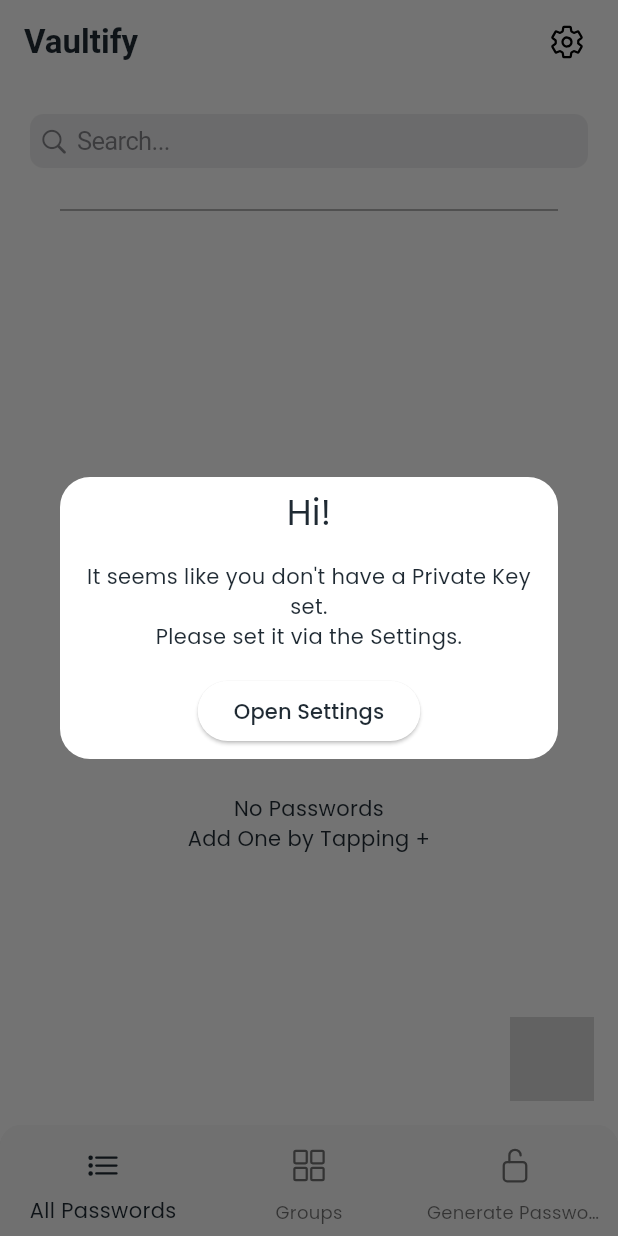
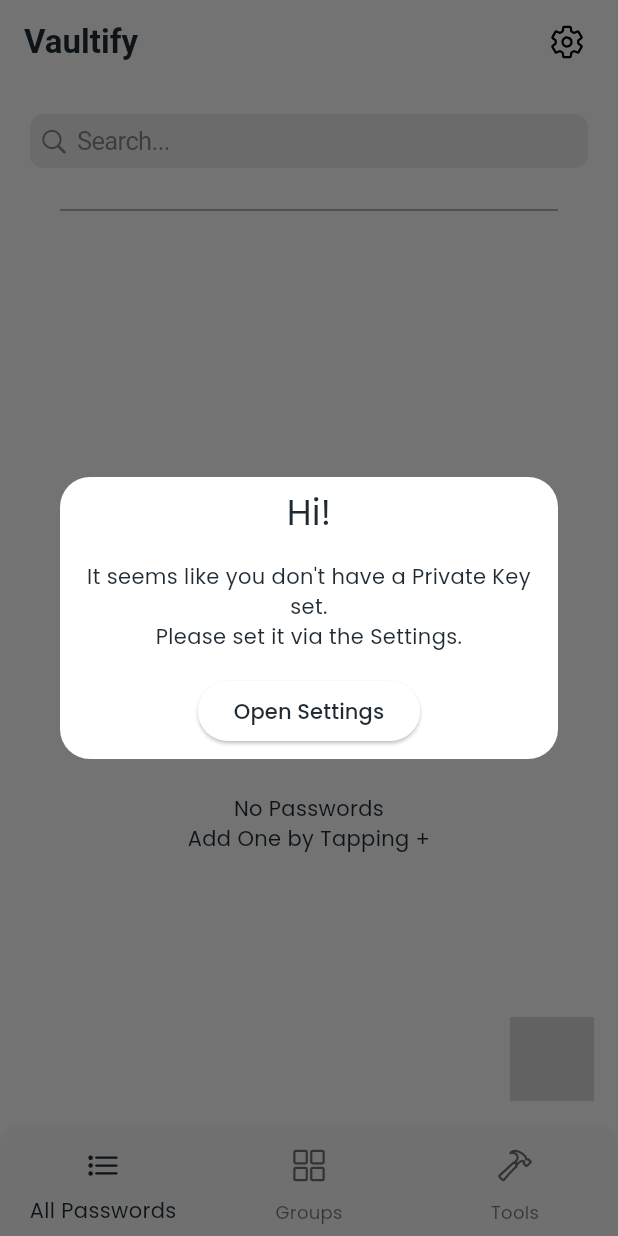
Before and after one commit to danfq/Vaultify, a Flutter app: the Vaultify screen opened directly, on a phone screen of 412 x 824 dp. Run offline on Flutter 3.47's test engine with Material 3 defaults, Android fonts, the phone set to English and light mode, and no system bars; drawn by our look-alikes of lottie, toastification; our stand-ins replace adaptive_theme, animated_custom_dropdown, file_picker, flutter_dotenv, flutter_secure_storage, flutter_vector_icons and 11 more; missing offline and left inert: animated_expandable_fab, flutter_stripe, future_progress_dialog, pointycastle, random_password_generator and 2 more; accounts and stored records are empty.

Commit message:
Added 'Tools' Page

```diff
--- a/lib/pages/vaultify.dart
+++ b/lib/pages/vaultify.dart
@@ -4,13 +4,13 @@ import 'package:animated_expandable_fab/expandable_fab/expandable_fab.dart';
 import 'package:flutter/material.dart';
 import 'package:flutter_vector_icons/flutter_vector_icons.dart';
 import 'package:get/route_manager.dart';
-import 'package:vaultify/pages/generate/generate.dart';
 import 'package:vaultify/pages/home/import/import.dart';
 import 'package:vaultify/pages/home/lists/groups.dart';
 import 'package:vaultify/pages/home/lists/passwords.dart';
 import 'package:vaultify/pages/home/new.dart';
 import 'package:vaultify/pages/settings/profile/premium.dart';
 import 'package:vaultify/pages/settings/settings.dart';
+import 'package:vaultify/pages/tools/tools.dart';
 import 'package:vaultify/util/services/encryption/handler.dart';
 import 'package:vaultify/util/services/groups/handler.dart';
 import 'package:vaultify/util/services/passwords/handler.dart';
@@ -41,9 +41,9 @@ class _VaultifyState extends State<Vaultify> {
       case 1:
         return const GroupsList();
 
-      //Generate Password
+      //Tools
       case 2:
-        return const GeneratePassword();
+        return const Tools();
 
       //Default - None
       default:
--- a/lib/util/widgets/main.dart
+++ b/lib/util/widgets/main.dart
@@ -88,13 +88,13 @@ class MainWidgets {
               label: "Groups",
             ),
 
-            //Generate Password
+            //Tools
             BottomNavigationBarItem(
               icon: Padding(
                 padding: EdgeInsets.all(8.0),
-                child: Icon(Ionicons.ios_lock_open_outline),
+                child: Icon(Ionicons.ios_hammer_outline),
               ),
-              label: "Generate Password",
+              label: "Tools",
             ),
           ],
         ),
@@ -131,13 +131,13 @@ class MainWidgets {
               label: "Groups",
             ),
 
-            //Generate Password
+            //Tools
             BottomNavigationBarItem(
               icon: Padding(
                 padding: EdgeInsets.all(8.0),
-                child: Icon(Ionicons.ios_lock_open_outline),
+                child: Icon(Ionicons.ios_hammer_outline),
               ),
-              label: "Generate Password",
+              label: "Tools",
             ),
           ],
         ),
```
Also changed, not shown: lib/pages/tools/generate/generate.dart (renamed from lib/pages/generate/generate.dart, +9 -1 lines), lib/pages/tools/tools.dart (added, +54 -0 lines), 2 other files.
